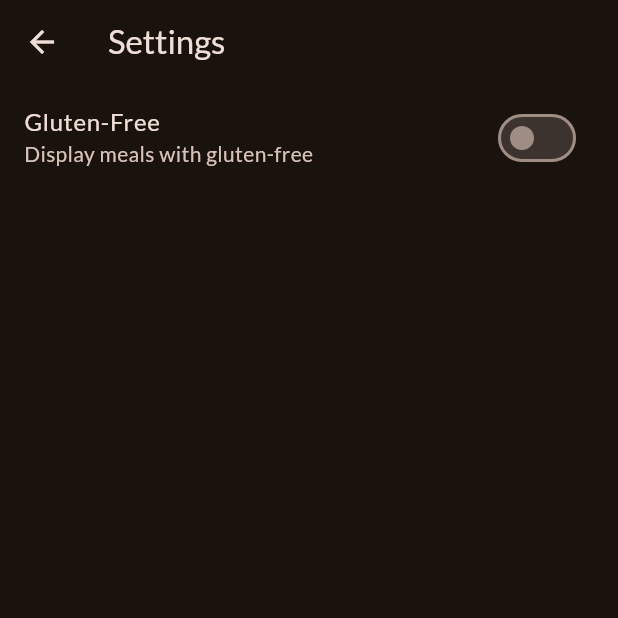
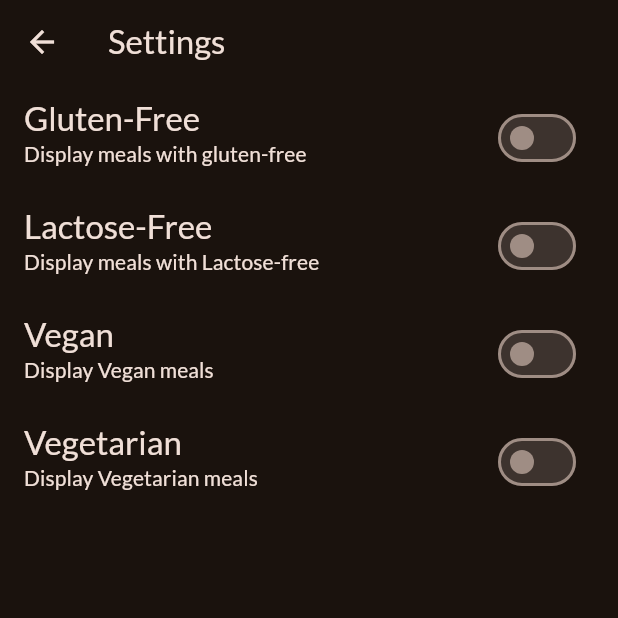
Before and after one commit to Ali-Hadi-Saker/Meal-App-Flutter, a Flutter app: the FilterScreen screen opened directly, on a phone screen of 412 x 824 dp, the top half of it. Run offline on Flutter 3.47's test engine with Material 3 defaults, Android fonts, the phone set to English and light mode, and no system bars; our stand-ins replace google_fonts, transparent_image.

Commit message:
added more filters

```diff
--- a/lib/screens/filter_screen.dart
+++ b/lib/screens/filter_screen.dart
@@ -9,6 +9,9 @@ class FilterScreen extends StatefulWidget {
 
 class _FilterScreenState extends State<FilterScreen> {
   var _isGlutenFree = false;
+  var _isLactoseFree = false;
+  var _isVegan = false;
+  var _isVegetarian = false;
   @override
   Widget build(BuildContext context) {
     return Scaffold(
@@ -22,8 +25,78 @@ class _FilterScreenState extends State<FilterScreen> {
                 _isGlutenFree = checked;
               });
             },
-            title: Text('Gluten-Free'),
-            subtitle: Text('Display meals with gluten-free'),
+            title: Text(
+              'Gluten-Free',
+              style: Theme.of(context).textTheme.titleLarge!.copyWith(
+                color: Theme.of(context).colorScheme.onSurface,
+              ),
+            ),
+            subtitle: Text(
+              'Display meals with gluten-free',
+              style: Theme.of(context).textTheme.titleSmall!.copyWith(
+                color: Theme.of(context).colorScheme.onSurface,
+              ),
+            ),
+          ),
+          SwitchListTile(
+            value: _isLactoseFree,
+            onChanged: (checked) {
+              setState(() {
+                _isLactoseFree = checked;
+              });
+            },
+            title: Text(
+              'Lactose-Free',
+              style: Theme.of(context).textTheme.titleLarge!.copyWith(
+                color: Theme.of(context).colorScheme.onSurface,
+              ),
+            ),
+            subtitle: Text(
+              'Display meals with Lactose-free',
+              style: Theme.of(context).textTheme.titleSmall!.copyWith(
+                color: Theme.of(context).colorScheme.onSurface,
+              ),
+            ),
+          ),
+          SwitchListTile(
+            value: _isVegan,
+            onChanged: (checked) {
+              setState(() {
+                _isVegan = checked;
+              });
+            },
+            title: Text(
+              'Vegan',
+              style: Theme.of(context).textTheme.titleLarge!.copyWith(
+                color: Theme.of(context).colorScheme.onSurface,
+              ),
+            ),
+            subtitle: Text(
+              'Display Vegan meals',
+              style: Theme.of(context).textTheme.titleSmall!.copyWith(
+                color: Theme.of(context).colorScheme.onSurface,
+              ),
+            ),
+          ),
+          SwitchListTile(
+            value: _isVegetarian,
+            onChanged: (checked) {
+              setState(() {
+                _isVegetarian = checked;
+              });
+            },
+            title: Text(
+              'Vegetarian',
+              style: Theme.of(context).textTheme.titleLarge!.copyWith(
+                color: Theme.of(context).colorScheme.onSurface,
+              ),
+            ),
+            subtitle: Text(
+              'Display Vegetarian meals',
+              style: Theme.of(context).textTheme.titleSmall!.copyWith(
+                color: Theme.of(context).colorScheme.onSurface,
+              ),
+            ),
           ),
         ],
       ),
```
